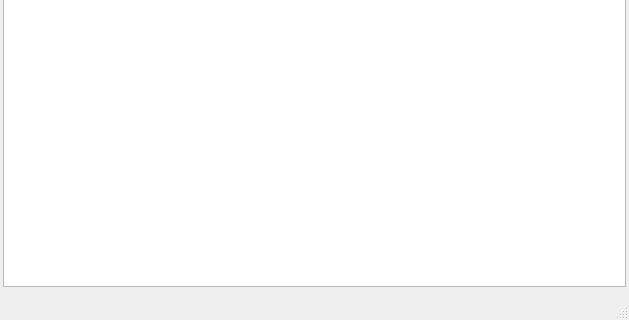
The window that umlEditor.ui (rodrigocanellas/plantuml_editor) describes before a commit, drawn with Qt 5; both pictures show x 0 to 629 and y 519 to 839 of the 629 by 839 pixel window.
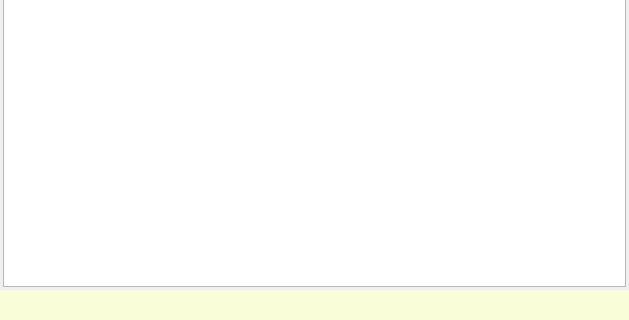
The same window after the commit.

The edit to the form file:
```diff
--- a/umlEditor.ui
+++ b/umlEditor.ui
@@ -236,9 +236,12 @@
    <property name="maximumSize">
     <size>
      <width>16777215</width>
-     <height>60</height>
+     <height>40</height>
     </size>
    </property>
+   <property name="styleSheet">
+    <string notr="true">background-color: rgb(249, 254, 216);</string>
+   </property>
   </widget>
  </widget>
  <tabstops>
```
Left out of the diff: 16 changed lines with no effect on the pictures.
